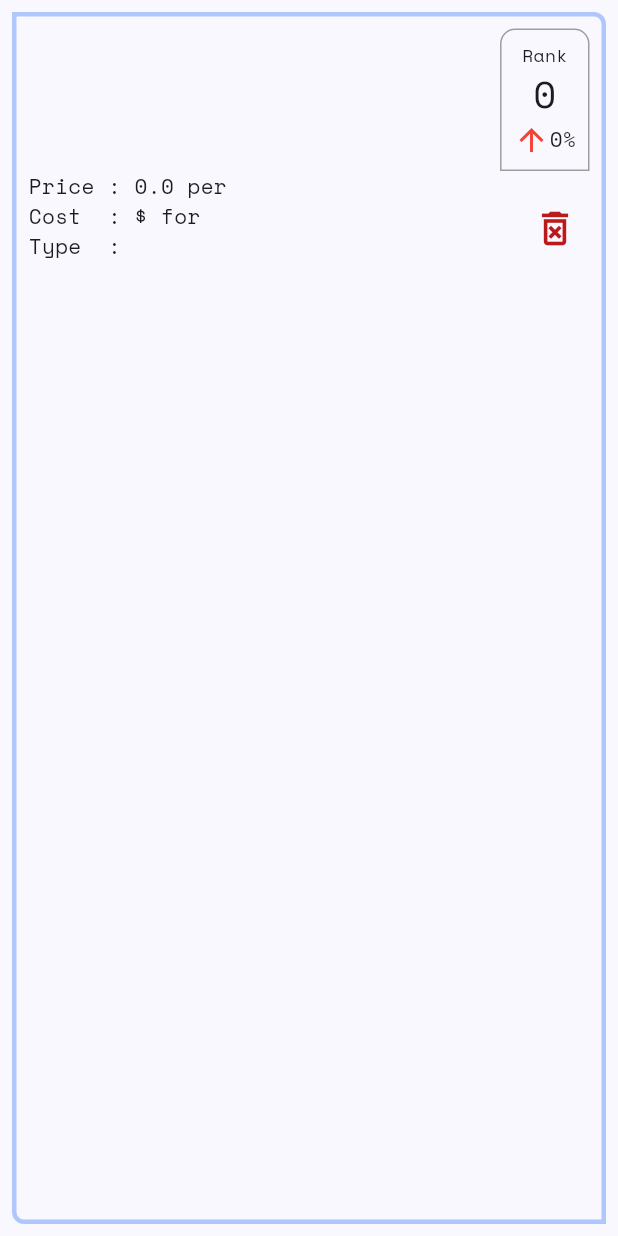
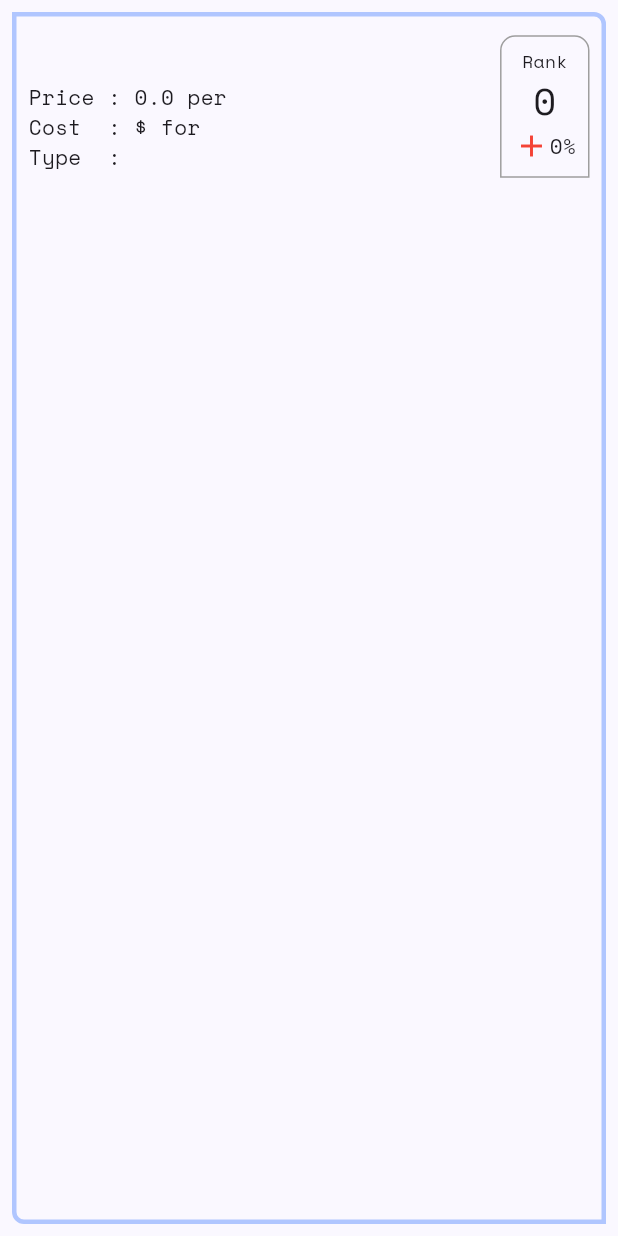
Before and after one commit to sandeep-josyula/veryclear, a Flutter app: the DisplayItem widget shown alone on an empty page, opened directly with empty values, on a phone screen of 412 x 824 dp. Run offline on Flutter 3.47's test engine with Material 3 defaults, Android fonts, the light colour scheme and no system bars; our stand-ins replace google_fonts.

Commit message:
Compact listitem with overflow issue

```diff
--- a/lib/displayitem.dart
+++ b/lib/displayitem.dart
@@ -43,7 +43,17 @@ class DisplayItem extends StatelessWidget {
               mainAxisAlignment: MainAxisAlignment.spaceBetween,
               children: [
                 Padding(
-                  padding: const EdgeInsets.fromLTRB(8.0, 8.0, 8.0, 8.0),
+                  padding: const EdgeInsets.fromLTRB(8.0, 0.0, 8.0, 8.0),
+                  child: Row(
+                    crossAxisAlignment: CrossAxisAlignment.end,
+                    mainAxisAlignment: MainAxisAlignment.spaceBetween,
+                    children: [
+                      Column(
+                        crossAxisAlignment: CrossAxisAlignment.start,
+                        children: [
+                          Padding(
+                            padding:
+                                const EdgeInsets.fromLTRB(8.0, 8.0, 8.0, 8.0),
                             child: Text(
                               itemdescription,
                               textAlign: TextAlign.center,
@@ -52,6 +62,29 @@ class DisplayItem extends StatelessWidget {
                                 fontWeight: FontWeight.bold,
                                 fontSize: 20.0,
                               ),
+                            ),
+                          ),
+                          Text(
+                            'Price : $itemPerUnitPrice per $itemUnit',
+                          ),
+                          Text(
+                            'Cost  : \$$itemCost for $itemQuantity $itemUnit',
+                          ),
+                          Text(
+                            'Type  : $itemCategory',
+                          ),
+                        ],
+                      ),
+                      // IconButton(
+                      //   visualDensity: VisualDensity.comfortable,
+                      //   color: Theme.of(context).colorScheme.error,
+                      //   iconSize: 30,
+                      //   icon: const Icon(Icons.delete_forever_outlined),
+                      //   onPressed: () {
+                      //     print("deleting");
+                      //   },
+                      // ),
+                    ],
                   ),
                 ),
                 Padding(
@@ -82,8 +115,8 @@ class DisplayItem extends StatelessWidget {
                           ),
                           Row(
                             children: [
-                              Icon(
-                                Icons.arrow_upward_outlined,
+                              const Icon(
+                                Icons.add_outlined,
                                 color: Colors.red,
                               ),
                               Text('$relativeDifference%'),
@@ -101,38 +134,50 @@ class DisplayItem extends StatelessWidget {
             //   indent: 48.0,
             //   endIndent: 48.0,
             // ),
-            Padding(
-              padding: const EdgeInsets.fromLTRB(8.0, 0.0, 8.0, 8.0),
-              child: Row(
-                crossAxisAlignment: CrossAxisAlignment.end,
-                mainAxisAlignment: MainAxisAlignment.spaceBetween,
-                children: [
-                  Column(
-                    crossAxisAlignment: CrossAxisAlignment.start,
-                    children: [
-                      Text(
-                        'Price : $itemPerUnitPrice per $itemUnit',
-                      ),
-                      Text(
-                        'Cost  : \$$itemCost for $itemQuantity $itemUnit',
-                      ),
-                      Text(
-                        'Type  : $itemCategory',
-                      ),
-                    ],
-                  ),
-                  IconButton(
-                    visualDensity: VisualDensity.comfortable,
-                    color: Theme.of(context).colorScheme.error,
-                    iconSize: 30,
-                    icon: const Icon(Icons.delete_forever_outlined),
-                    onPressed: () {
-                      print("deleting");
-                    },
-                  ),
-                ],
-              ),
-            ),
+            // Padding(
+            //   padding: const EdgeInsets.fromLTRB(8.0, 0.0, 8.0, 8.0),
+            //   child: Row(
+            //     crossAxisAlignment: CrossAxisAlignment.end,
+            //     mainAxisAlignment: MainAxisAlignment.spaceBetween,
+            //     children: [
+            //       Column(
+            //         crossAxisAlignment: CrossAxisAlignment.start,
+            //         children: [
+            //           Padding(
+            //             padding: const EdgeInsets.fromLTRB(8.0, 8.0, 8.0, 8.0),
+            //             child: Text(
+            //               itemdescription,
+            //               textAlign: TextAlign.center,
+            //               style: TextStyle(
+            //                 color: Theme.of(context).colorScheme.primary,
+            //                 fontWeight: FontWeight.bold,
+            //                 fontSize: 20.0,
+            //               ),
+            //             ),
+            //           ),
+            //           Text(
+            //             'Price : $itemPerUnitPrice per $itemUnit',
+            //           ),
+            //           Text(
+            //             'Cost  : \$$itemCost for $itemQuantity $itemUnit',
+            //           ),
+            //           Text(
+            //             'Type  : $itemCategory',
+            //           ),
+            //         ],
+            //       ),
+            //       IconButton(
+            //         visualDensity: VisualDensity.comfortable,
+            //         color: Theme.of(context).colorScheme.error,
+            //         iconSize: 30,
+            //         icon: const Icon(Icons.delete_forever_outlined),
+            //         onPressed: () {
+            //           print("deleting");
+            //         },
+            //       ),
+            //     ],
+            //   ),
+            // ),
           ],
         ),
       ),
--- a/lib/main.dart
+++ b/lib/main.dart
@@ -398,8 +398,8 @@
                     (((listOfItemsToCompare[index].perunitprice -
                                     listOfItemsToCompare[0].perunitprice) /
                                 listOfItemsToCompare[0].perunitprice) *
-                            100).round()
-                        ,
+                            100)
+                        .round(),
                 itemdescription: listOfItemsToCompare[index].description,
                 itemCost: listOfItemsToCompare[index].cost,
                 itemQuantity: listOfItemsToCompare[index].quantity,
```
Lines whose indentation alone changed are shown as unchanged.
